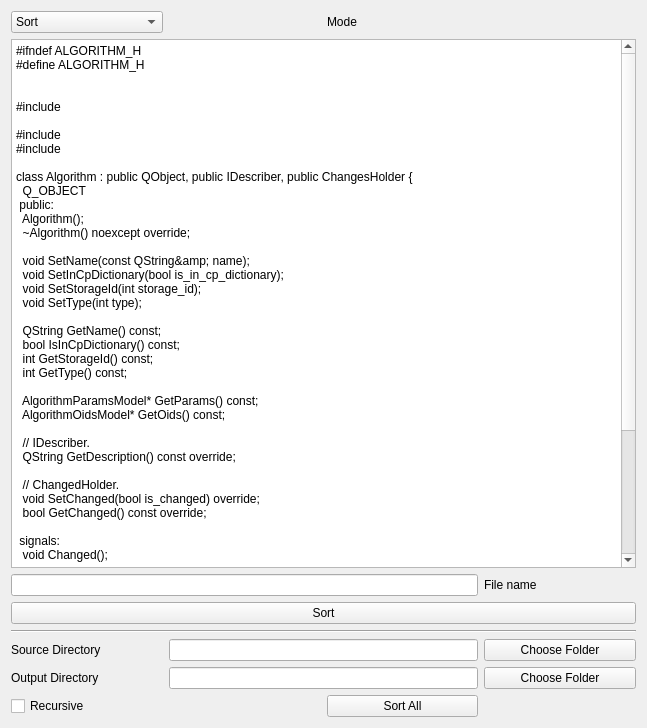
Old version of the form mainwindow.ui in the repository VoreWind/ClassMethodSorter.
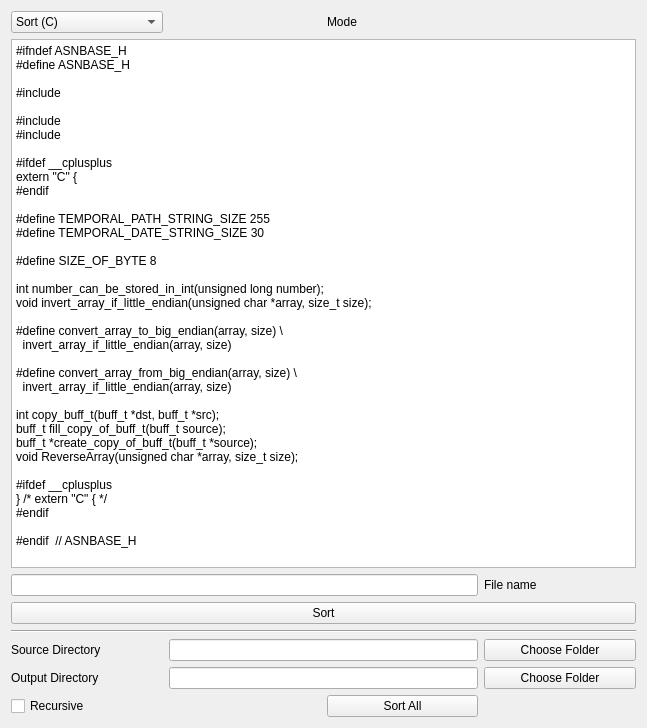
New version of the form.

```diff
--- a/mainwindow.ui
+++ b/mainwindow.ui
@@ -17,6 +17,9 @@
    <layout class="QGridLayout" name="gridLayout">
     <item row="0" column="0">
      <widget class="QComboBox" name="mode_combo">
+      <property name="currentIndex">
+       <number>2</number>
+      </property>
       <item>
        <property name="text">
         <string>Sort</string>
@@ -93,54 +96,42 @@
     <item row="1" column="0" colspan="4">
      <widget class="QPlainTextEdit" name="segment_text_edit">
       <property name="plainText">
-       <string>#ifndef ALGORITHM_H
-#define ALGORITHM_H
+       <string>#ifndef ASNBASE_H
+#define ASNBASE_H
 
+#include &lt;stdio.h&gt;
 
-#include &lt;QObject&gt;
+#include &lt;asnprim.h&gt;
+#include &lt;trace.h&gt;
 
-#include &lt;model.h&gt;
-#include &lt;paramsmodel.h&gt;
+#ifdef __cplusplus
+extern &quot;C&quot; {
+#endif
 
-class Algorithm : public QObject, public IDescriber, public ChangesHolder {
-  Q_OBJECT
- public:
-  Algorithm();
-  ~Algorithm() noexcept override;
+#define TEMPORAL_PATH_STRING_SIZE 255
+#define TEMPORAL_DATE_STRING_SIZE 30
 
-  void SetName(const QString&amp; name);
-  void SetInCpDictionary(bool is_in_cp_dictionary);
-  void SetStorageId(int storage_id);
-  void SetType(int type);
+#define SIZE_OF_BYTE 8
 
-  QString GetName() const;
-  bool IsInCpDictionary() const;
-  int GetStorageId() const;
-  int GetType() const;
+int number_can_be_stored_in_int(unsigned long number);
+void invert_array_if_little_endian(unsigned char *array, size_t size);
 
-  AlgorithmParamsModel* GetParams() const;
-  AlgorithmOidsModel* GetOids() const;
+#define convert_array_to_big_endian(array, size) \
+  invert_array_if_little_endian(array, size)
 
-  // IDescriber.
-  QString GetDescription() const override;
+#define convert_array_from_big_endian(array, size) \
+  invert_array_if_little_endian(array, size)
 
-  // ChangedHolder.
-  void SetChanged(bool is_changed) override;
-  bool GetChanged() const override;
+int copy_buff_t(buff_t *dst, buff_t *src);
+buff_t fill_copy_of_buff_t(buff_t source);
+buff_t *create_copy_of_buff_t(buff_t *source);
+void ReverseArray(unsigned char *array, size_t size);
 
- signals:
-  void Changed();
+#ifdef __cplusplus
+} /* extern &quot;C&quot; { */
+#endif
 
- private:
-  QString name_;                      /// Описание.
-  bool is_in_cp_dictionary_ = false;  /// Есть ли алгоритм в КП?
-  int algorithm_type_ = -1;           /// Тип алгоритма.
-  int storage_id_ = -1;               /// ID в хранилище.
-  AlgorithmOidsModel oids_;           /// OID'ы.
-  AlgorithmParamsModel params_;       /// Параметры.
-};
-
-#endif  // ALGORITHM_H
+#endif  // ASNBASE_H
 </string>
       </property>
      </widget>
```
